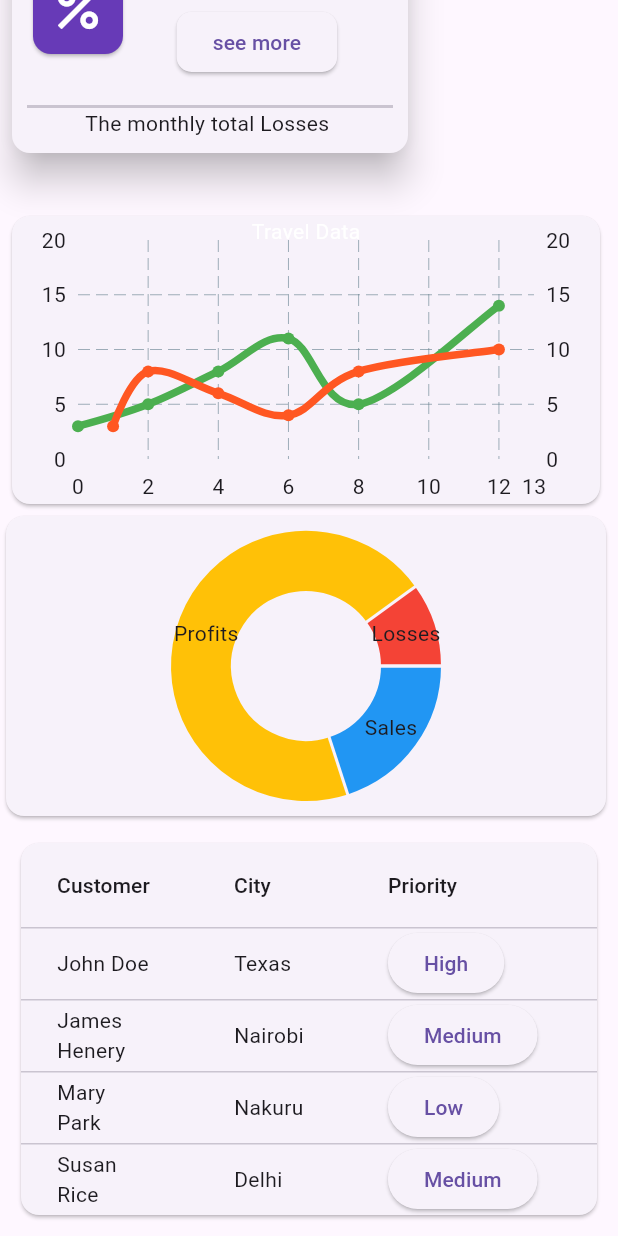
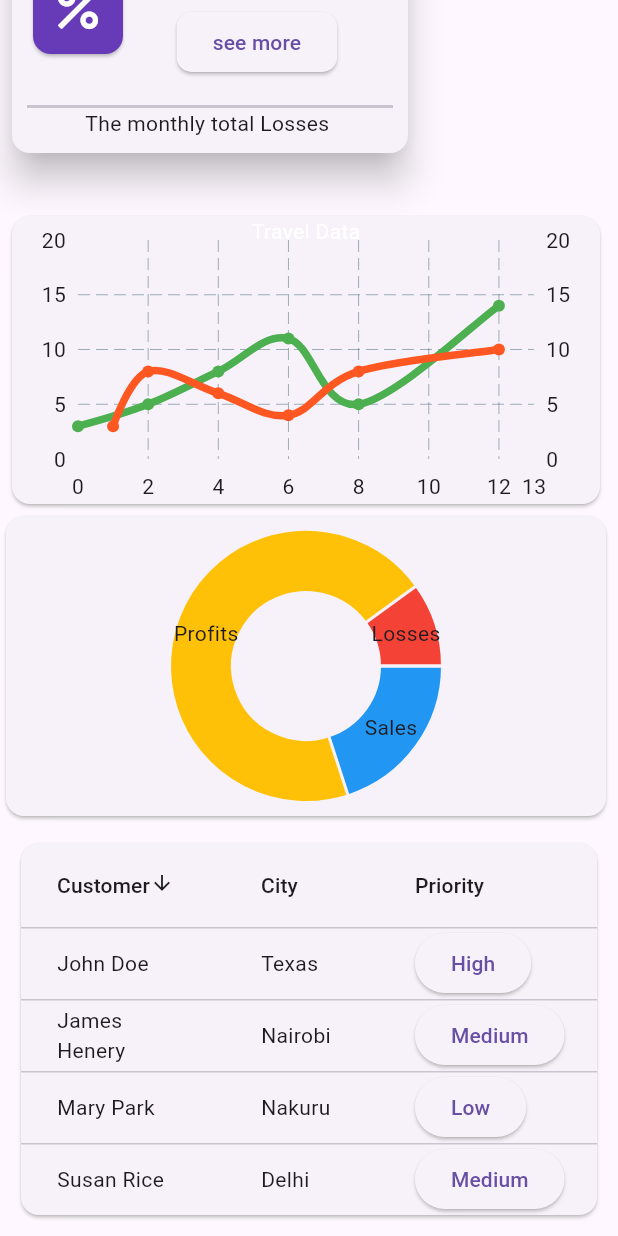
Before and after one commit to muchirajunior/FlutterDash, a Flutter app: the Home widget shown alone on an empty page, opened directly, scrolled down 770 dp, on a phone screen of 412 x 824 dp. Run offline on Flutter 3.47's test engine with Material 2 defaults, Android fonts, the phone set to English and light mode, and no system bars; drawn by our look-alikes of fl_chart; our stand-ins replace flutter_bloc, shared_preferences, sqflite_common, sqflite_common_ffi; accounts and stored records are empty; network calls fail.

Commit message:
sort sales data table :gear:

```diff
--- a/lib/components/home/home.dart
+++ b/lib/components/home/home.dart
@@ -11,17 +11,18 @@ class Home extends StatefulWidget {
 }
 
 class _HomeState extends State<Home> {
-
+  bool _sortAscending = false;
+  int _sortColumnIndex = 0;
 
 
   @override
   Widget build(BuildContext context) {
     return ListView(
       children: <Widget>[
-        Wrap(
+       const Wrap(
           // mainAxisAlignment: MainAxisAlignment.spaceBetween,
           direction: Axis.horizontal,
-          children: const <Widget>[
+          children:  <Widget>[
             HomeCard(icon:  Icons.sell, title: "Sales Total", number: 394675, footer: "This Are the total sales", color: Colors.amber),
             HomeCard(icon:  Icons.group, title: "Customers total ", number: 7890, footer: "This Are the total customers", color: Colors.blue),
             HomeCard(icon:  Icons.flight, title: "Tavels Total", number: 2229, footer: "This Are the total travels", color: Colors.brown),
@@ -34,7 +35,7 @@ class _HomeState extends State<Home> {
           // crossAxisAlignment: CrossAxisAlignment.start,
           children: [
 
-            Column(children: const <Widget> [
+           const Column(children:  <Widget> [
                CustomLineChart(),
                CustomPieChart()
             ],),
@@ -43,11 +44,19 @@ class _HomeState extends State<Home> {
               margin:const EdgeInsets.all(10),
               child: Card(
                 child: DataTable(
-                  columns: const <DataColumn>  [
-                    DataColumn(label: Text("Customer")),
-                    DataColumn(label: Text("City")),
-                    DataColumn(label: Text("Priority")),
-                    DataColumn(label: Text("Total Purchase(USD)")),
+                  sortAscending: _sortAscending,
+                  sortColumnIndex: _sortColumnIndex,
+                  columns:  <DataColumn>  [
+                    DataColumn(label:const Text("Customer",), onSort: (columnIndex, ascending) => setState(() {
+                      _sortAscending=ascending;
+                      _sortColumnIndex=columnIndex;
+                    }),),
+                    const DataColumn(label: Text("City")),
+                    const DataColumn(label: Text("Priority")),
+                    DataColumn(label: const Text("Total Purchase(USD)"),onSort: (columnIndex, ascending) => setState(() {
+                      _sortAscending=ascending;
+                      _sortColumnIndex=columnIndex;
+                    }),),
                   ],
 
                   rows:  <DataRow> [
```
Also changed, not shown: lib/components/sales/sales.dart (+13 -6 lines).
